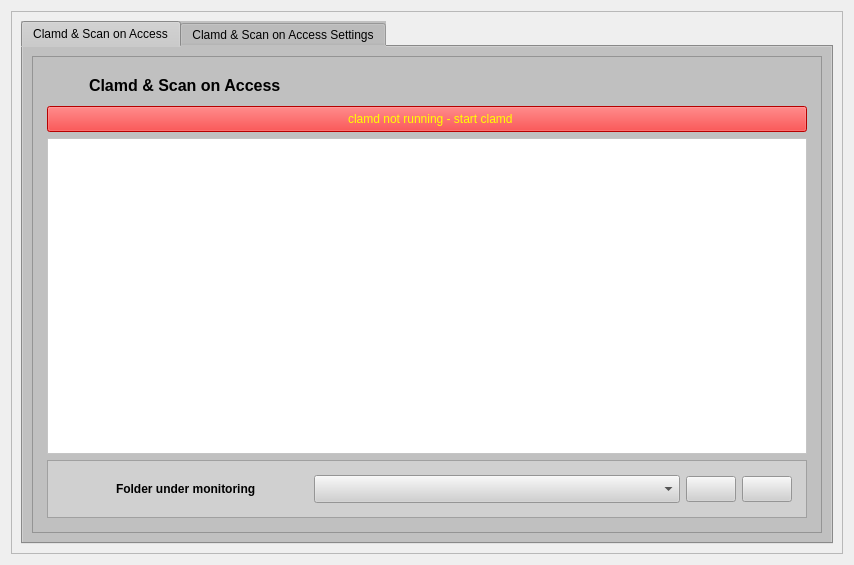
Qt form ui/clamdmanager.ui (zlukaUA/ClamAV-GUI) before a commit.
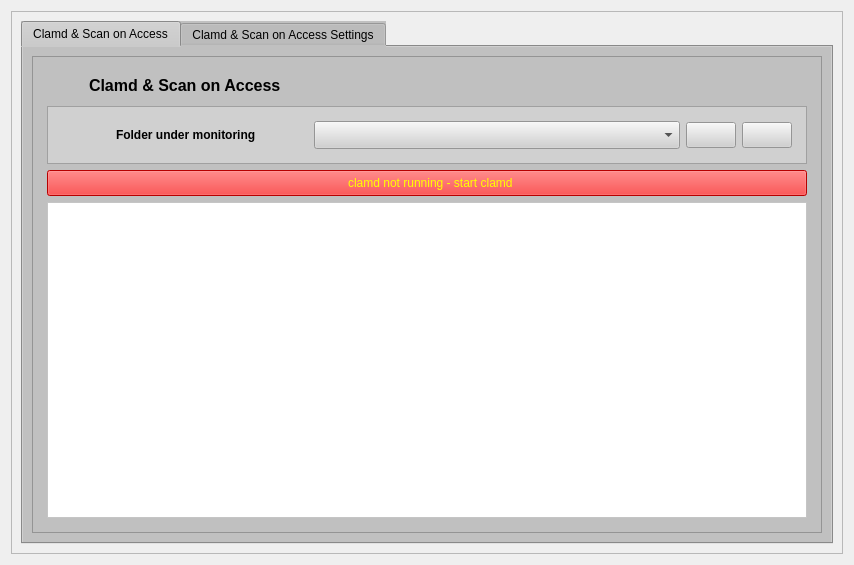
The same form after that commit. Icons and pictures are not drawn.

```diff
--- a/ui/clamdmanager.ui
+++ b/ui/clamdmanager.ui
@@ -52,36 +52,6 @@
              <enum>QFrame::Raised</enum>
             </property>
             <layout class="QGridLayout" name="gridLayout_7">
-             <item row="2" column="1" colspan="2">
-              <widget class="QPlainTextEdit" name="clamdLogPlainTextEdit">
-               <property name="styleSheet">
-                <string notr="true">background-color:white;</string>
-               </property>
-               <property name="readOnly">
-                <bool>true</bool>
-               </property>
-              </widget>
-             </item>
-             <item row="1" column="1" colspan="2">
-              <widget class="QPushButton" name="startStopClamdPushButton">
-               <property name="styleSheet">
-                <string notr="true">background-color:red;color:yellow</string>
-               </property>
-               <property name="text">
-                <string>  clamd not running - start clamd</string>
-               </property>
-               <property name="icon">
-                <iconset resource="../resources.qrc">
-                 <normaloff>:/icons/icons/startclamd.png</normaloff>:/icons/icons/startclamd.png</iconset>
-               </property>
-               <property name="iconSize">
-                <size>
-                 <width>24</width>
-                 <height>24</height>
-                </size>
-               </property>
-              </widget>
-             </item>
              <item row="0" column="1" colspan="2">
               <layout class="QHBoxLayout" name="horizontalLayout">
                <item>
@@ -123,6 +93,36 @@
               </layout>
              </item>
              <item row="3" column="1" colspan="2">
+              <widget class="QPlainTextEdit" name="clamdLogPlainTextEdit">
+               <property name="styleSheet">
+                <string notr="true">background-color:white;</string>
+               </property>
+               <property name="readOnly">
+                <bool>true</bool>
+               </property>
+              </widget>
+             </item>
+             <item row="2" column="1" colspan="2">
+              <widget class="QPushButton" name="startStopClamdPushButton">
+               <property name="styleSheet">
+                <string notr="true">background-color:red;color:yellow</string>
+               </property>
+               <property name="text">
+                <string>  clamd not running - start clamd</string>
+               </property>
+               <property name="icon">
+                <iconset resource="../resources.qrc">
+                 <normaloff>:/icons/icons/startclamd.png</normaloff>:/icons/icons/startclamd.png</iconset>
+               </property>
+               <property name="iconSize">
+                <size>
+                 <width>24</width>
+                 <height>24</height>
+                </size>
+               </property>
+              </widget>
+             </item>
+             <item row="1" column="1" colspan="2">
               <widget class="QFrame" name="frame_3">
                <property name="autoFillBackground">
                 <bool>false</bool>
```
